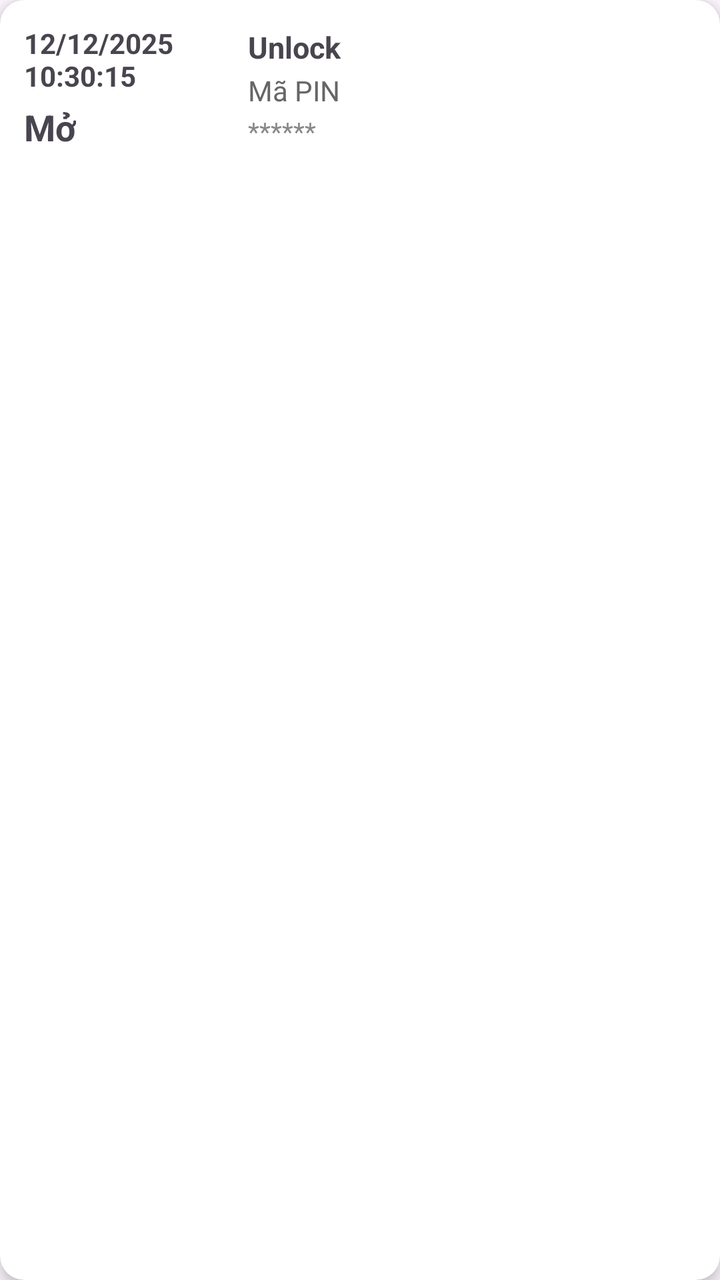
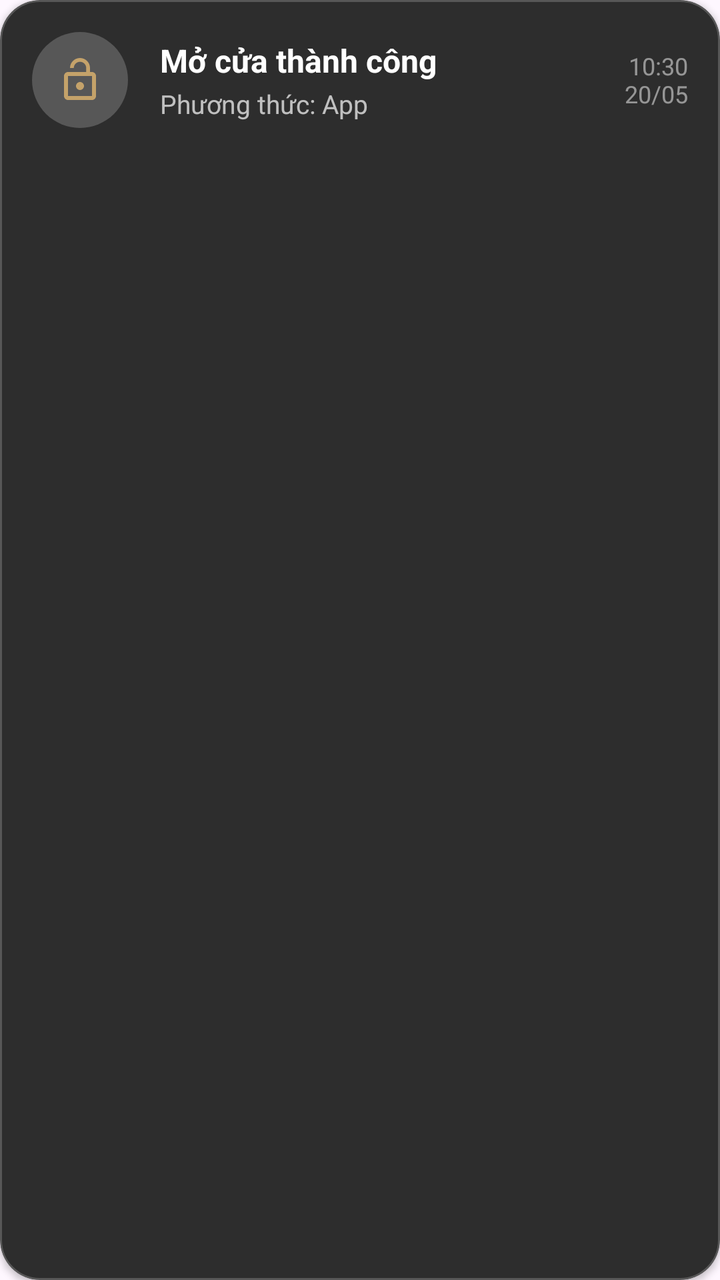

Two renders of the same Android screen: before a commit and after it. Below are the layout's source before the change and the commit's diff.
<!-- AndroidManifest.xml: application theme Theme.SmartLock -->
<!-- res/layout/item_record.xml -->
<?xml version="1.0" encoding="utf-8"?>
<androidx.cardview.widget.CardView xmlns:android="http://schemas.android.com/apk/res/android"
    xmlns:app="http://schemas.android.com/apk/res-auto"
    android:layout_width="match_parent"
    android:layout_height="wrap_content"
    android:layout_margin="8dp"
    app:cardCornerRadius="12dp"
    app:cardElevation="4dp">

    <LinearLayout
        android:layout_width="match_parent"
        android:layout_height="wrap_content"
        android:orientation="horizontal"
        android:padding="12dp"
        android:gravity="center_vertical">

        
        <LinearLayout
            android:layout_width="0dp"
            android:layout_height="wrap_content"
            android:layout_weight="1"
            android:orientation="vertical">

            <TextView
                android:id="@+id/tvTime"
                android:layout_width="wrap_content"
                android:layout_height="wrap_content"
                android:text="12/12/2025 10:30:15"
                android:textSize="14sp"
                android:textStyle="bold" />

            <TextView
                android:id="@+id/tvState"
                android:layout_width="wrap_content"
                android:layout_height="wrap_content"
                android:layout_marginTop="4dp"
                android:text="Mở"
                android:textSize="18sp"
                android:textStyle="bold" />
        </LinearLayout>

        
        <LinearLayout
            android:layout_width="0dp"
            android:layout_height="wrap_content"
            android:layout_weight="2"
            android:orientation="vertical">

            <TextView
                android:id="@+id/tvEvent"
                android:layout_width="wrap_content"
                android:layout_height="wrap_content"
                android:text="Unlock"
                android:textSize="15sp"
                android:textStyle="bold" />

            <TextView
                android:id="@+id/tvMethod"
                android:layout_width="wrap_content"
                android:layout_height="wrap_content"
                android:layout_marginTop="2dp"
                android:text="Mã PIN"
                android:textSize="14sp"
                android:textColor="#666666" />

            <TextView
                android:id="@+id/tvDetail"
                android:layout_width="wrap_content"
                android:layout_height="wrap_content"
                android:layout_marginTop="2dp"
                android:text="******"
                android:textSize="13sp"
                android:textColor="#888888" />
        </LinearLayout>
    </LinearLayout>
</androidx.cardview.widget.CardView>
<!-- resources referenced by this layout -->
<resources>
  <style name="Theme.SmartLock" parent="Base.Theme.SmartLock" />
  <style name="Base.Theme.SmartLock" parent="Theme.Material3.DayNight.NoActionBar">
          
          
      </style>
</resources>

<!-- the commit's change to res/layout/item_record.xml (unified diff, before → after) -->
@@ -1,57 +1,46 @@
 <?xml version="1.0" encoding="utf-8"?>
-<androidx.cardview.widget.CardView xmlns:android="http://schemas.android.com/apk/res/android"
+<com.google.android.material.card.MaterialCardView xmlns:android="http://schemas.android.com/apk/res/android"
     xmlns:app="http://schemas.android.com/apk/res-auto"
     android:layout_width="match_parent"
     android:layout_height="wrap_content"
-    android:layout_margin="8dp"
-    app:cardCornerRadius="12dp"
-    app:cardElevation="4dp">
+    android:layout_marginHorizontal="16dp"
+    android:layout_marginVertical="8dp"
+    app:cardBackgroundColor="#2D2D2D"
+    app:cardCornerRadius="20dp"
+    app:cardElevation="2dp"
+    app:strokeColor="#33FFFFFF"
+    app:strokeWidth="1dp">
 
     <LinearLayout
         android:layout_width="match_parent"
         android:layout_height="wrap_content"
+        android:gravity="center_vertical"
         android:orientation="horizontal"
-        android:padding="12dp"
-        android:gravity="center_vertical">
+        android:padding="16dp">
 
-        
+        <ImageView
+            android:id="@+id/ivEventIcon"
+            android:layout_width="48dp"
+            android:layout_height="48dp"
+            android:background="@drawable/bg_circle_white_alpha"
+            android:padding="12dp"
+            android:src="@drawable/ic_unlock"
+            app:tint="#C4A26A" />
+
         <LinearLayout
             android:layout_width="0dp"
             android:layout_height="wrap_content"
+            android:layout_marginStart="16dp"
             android:layout_weight="1"
             android:orientation="vertical">
 
             <TextView
-                android:id="@+id/tvTime"
+                android:id="@+id/tvEventName"
                 android:layout_width="wrap_content"
                 android:layout_height="wrap_content"
-                android:text="12/12/2025 10:30:15"
-                android:textSize="14sp"
-                android:textStyle="bold" />
-
-            <TextView
-                android:id="@+id/tvState"
-                android:layout_width="wrap_content"
-                android:layout_height="wrap_content"
-                android:layout_marginTop="4dp"
-                android:text="Mở"
-                android:textSize="18sp"
-                android:textStyle="bold" />
-        </LinearLayout>
-
-        
-        <LinearLayout
-            android:layout_width="0dp"
-            android:layout_height="wrap_content"
-            android:layout_weight="2"
-            android:orientation="vertical">
-
-            <TextView
-                android:id="@+id/tvEvent"
-                android:layout_width="wrap_content"
-                android:layout_height="wrap_content"
-                android:text="Unlock"
-                android:textSize="15sp"
+                android:text="Mở cửa thành công"
+                android:textColor="#FFFFFF"
+                android:textSize="16sp"
                 android:textStyle="bold" />
 
             <TextView
@@ -59,18 +48,19 @@
                 android:layout_width="wrap_content"
                 android:layout_height="wrap_content"
                 android:layout_marginTop="2dp"
-                android:text="Mã PIN"
-                android:textSize="14sp"
-                android:textColor="#666666" />
+                android:text="Phương thức: App"
+                android:textColor="#B3FFFFFF"
+                android:textSize="13sp" />
+        </LinearLayout>
 
-            <TextView
-                android:id="@+id/tvDetail"
-                android:layout_width="wrap_content"
-                android:layout_height="wrap_content"
-                android:layout_marginTop="2dp"
-                android:text="******"
-                android:textSize="13sp"
-                android:textColor="#888888" />
-        </LinearLayout>
+        <TextView
+            android:id="@+id/tvTime"
+            android:layout_width="wrap_content"
+            android:layout_height="wrap_content"
+            android:text="10:30\n20/05"
+            android:textAlignment="viewEnd"
+            android:textColor="#80FFFFFF"
+            android:textSize="12sp" />
+
     </LinearLayout>
-</androidx.cardview.widget.CardView>
+</com.google.android.material.card.MaterialCardView>
<!-- resource entries referenced after the edit -->
@@ -1,5 +1,17 @@
 <!-- resources referenced by this layout -->
 <resources>
+  <!-- drawable bg_circle_white_alpha (drawable) -->
+  <?xml version="1.0" encoding="utf-8"?>
+  <shape xmlns:android="http://schemas.android.com/apk/res/android"
+      android:shape="oval">
+      <solid android:color="#33FFFFFF" />
+  </shape>
+  <!-- drawable ic_unlock (drawable) -->
+  <vector xmlns:android="http://schemas.android.com/apk/res/android" android:height="24dp" android:tint="#06A5FF" android:viewportHeight="24" android:viewportWidth="24" android:width="24dp">
+        
+      <path android:fillColor="@android:color/white" android:pathData="M12,17c1.1,0 2,-0.9 2,-2s-0.9,-2 -2,-2 -2,0.9 -2,2 0.9,2 2,2zM18,8h-1L17,6c0,-2.76 -2.24,-5 -5,-5S7,3.24 7,6h1.9c0,-1.71 1.39,-3.1 3.1,-3.1 1.71,0 3.1,1.39 3.1,3.1v2L6,8c-1.1,0 -2,0.9 -2,2v10c0,1.1 0.9,2 2,2h12c1.1,0 2,-0.9 2,-2L20,10c0,-1.1 -0.9,-2 -2,-2zM18,20L6,20L6,10h12v10z"/>
+      
+  </vector>
   <style name="Theme.SmartLock" parent="Base.Theme.SmartLock" />
   <style name="Base.Theme.SmartLock" parent="Theme.Material3.DayNight.NoActionBar">
           
